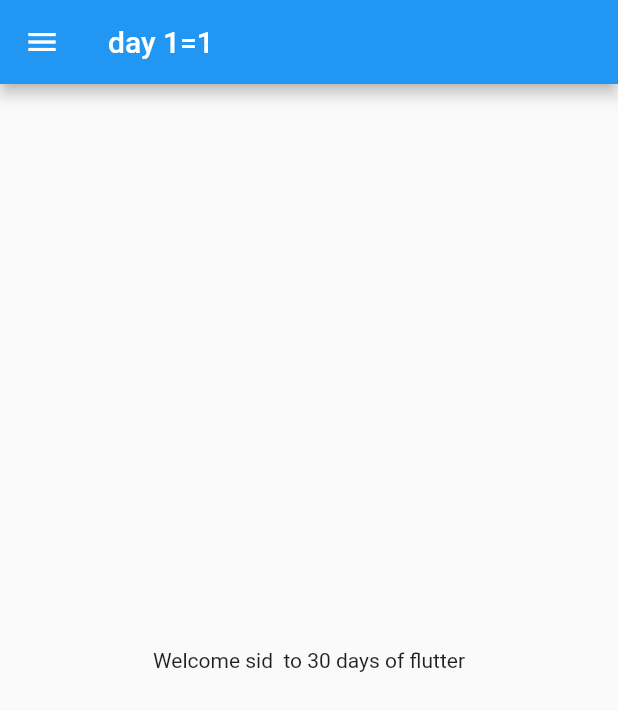
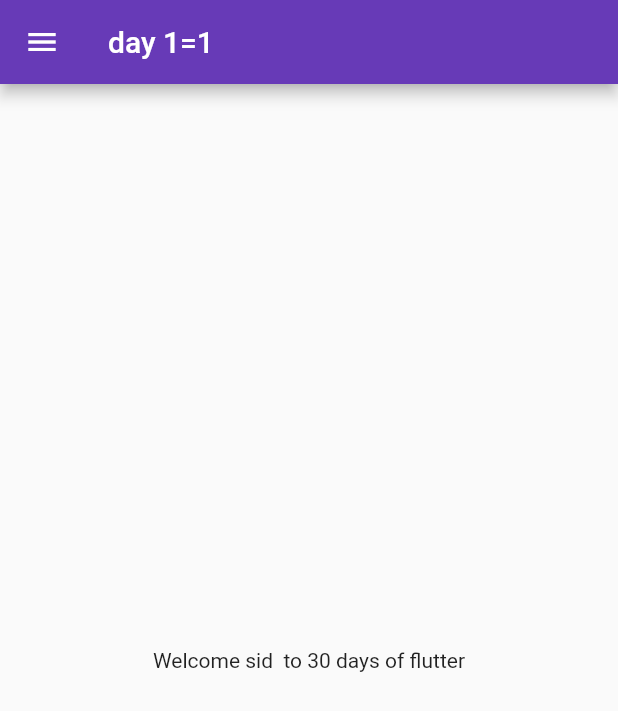
Before and after one commit to sidrg27/flutter-30days, a Flutter app: the screen it shows after launch, on a phone screen of 412 x 824 dp. Shown: the top 711 px of the screen. Run offline on Flutter 3.47's test engine with Material 2 defaults, Android fonts, the phone set to English and light mode, and no system bars.

Commit message:
day 3 completed

```diff
--- a/lib/homepage.dart
+++ /dev/null
@@ -1,22 +0,0 @@
-import 'package:flutter/material.dart';
-
-class HomePage extends StatelessWidget {
-  var name = "sid";
-  int days = 30;
-
-  @override
-  Widget build(BuildContext context) {
-    return MaterialApp(
-      home: Scaffold(
-        appBar: AppBar(
-          title: Text("day 1=1"),
-        ),
-        body: Container(
-          child:
-              Center(child: Text("Welcome ${name}  to $days days of flutter")),
-        ),
-        drawer: Drawer(),
-      ),
-    );
-  }
-}
--- a/lib/main.dart
+++ b/lib/main.dart
@@ -1,4 +1,5 @@
-import 'package:first/homepage.dart';
+import 'package:first/pages/homepage.dart';
+import 'package:first/pages/login.dart';
 import 'package:flutter/cupertino.dart';
 import 'package:flutter/material.dart';
 
@@ -11,6 +12,16 @@ class MyApp extends StatelessWidget {
 
   @override
   Widget build(BuildContext context) {
-    return HomePage();
+    return MaterialApp(
+      title: "day 2",
+      themeMode: ThemeMode.light,
+      theme: ThemeData(primaryColor: Colors.deepPurple),
+      darkTheme: ThemeData(brightness: Brightness.dark),
+      initialRoute: "/",
+      routes: {
+        "/": (context) => HomePage(),
+        "/login": (context) => LoginPage()
+      },
+    );
   }
 }
--- /dev/null
+++ b/lib/pages/homepage.dart
@@ -0,0 +1,19 @@
+import 'package:flutter/material.dart';
+
+class HomePage extends StatelessWidget {
+  var name = "sid";
+  int days = 30;
+
+  @override
+  Widget build(BuildContext context) {
+    return Scaffold(
+      appBar: AppBar(
+        title: Text("day 1=1"),
+      ),
+      body: Container(
+        child: Center(child: Text("Welcome ${name}  to $days days of flutter")),
+      ),
+      drawer: Drawer(),
+    );
+  }
+}
--- /dev/null
+++ b/lib/pages/login.dart
@@ -0,0 +1,16 @@
+import 'package:flutter/material.dart';
+
+class LoginPage extends StatelessWidget {
+  const LoginPage({ Key? key }) : super(key: key);
+
+  @override
+  Widget build(BuildContext context) {
+    return Material(
+
+      child: Center(
+        child: Text('login page'),
+      ),
+
+    );
+  }
+}
```
